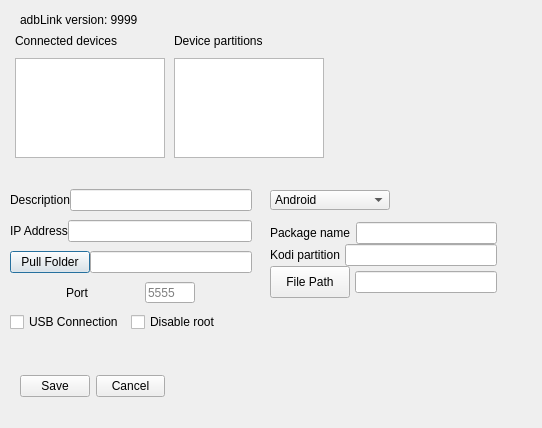
The window that preferencesdialog.ui (Eliminater74/adblink) describes before a commit, drawn with Qt 5.
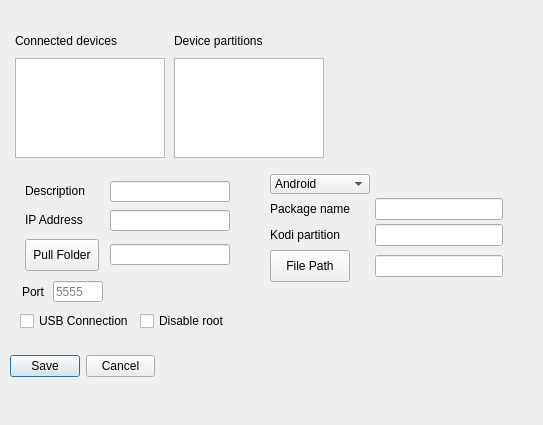
The same window after the commit.

```diff
--- a/preferencesdialog.ui
+++ b/preferencesdialog.ui
@@ -6,8 +6,8 @@
    <rect>
     <x>0</x>
     <y>0</y>
-    <width>542</width>
-    <height>428</height>
+    <width>543</width>
+    <height>425</height>
    </rect>
   </property>
   <property name="windowTitle">
@@ -115,8 +115,8 @@
   <widget class="QLabel" name="versionLabel">
    <property name="geometry">
     <rect>
-     <x>20</x>
-     <y>10</y>
+     <x>180</x>
+     <y>690</y>
      <width>142</width>
      <height>20</height>
     </rect>
@@ -144,161 +144,11 @@
     <string>WSA</string>
    </property>
   </widget>
-  <widget class="QWidget" name="">
+  <widget class="QWidget" name="layoutWidget">
    <property name="geometry">
     <rect>
      <x>10</x>
-     <y>180</y>
-     <width>242</width>
-     <height>164</height>
-    </rect>
-   </property>
-   <layout class="QVBoxLayout" name="androidlayout">
-    <property name="spacing">
-     <number>0</number>
-    </property>
-    <item>
-     <layout class="QHBoxLayout" name="horizontalLayout_3">
-      <item>
-       <widget class="QLabel" name="devlab">
-        <property name="text">
-         <string>Description</string>
-        </property>
-       </widget>
-      </item>
-      <item>
-       <widget class="QLineEdit" name="description">
-        <property name="toolTip">
-         <string>&lt;html&gt;&lt;head/&gt;&lt;body&gt;&lt;p&gt;Enter a general description for your device. &lt;/p&gt;&lt;p&gt;&lt;br/&gt;&lt;/p&gt;&lt;/body&gt;&lt;/html&gt;</string>
-        </property>
-       </widget>
-      </item>
-     </layout>
-    </item>
-    <item>
-     <layout class="QHBoxLayout" name="horizontalLayout_4">
-      <item>
-       <widget class="QLabel" name="label_11">
-        <property name="toolTip">
-         <string>&lt;html&gt;&lt;head/&gt;&lt;body&gt;&lt;p&gt;Enter or Paste IP or USB Address&lt;/p&gt;&lt;/body&gt;&lt;/html&gt;</string>
-        </property>
-        <property name="text">
-         <string>IP Address</string>
-        </property>
-       </widget>
-      </item>
-      <item>
-       <widget class="QLineEdit" name="daddr">
-        <property name="toolTip">
-         <string>&lt;html&gt;&lt;head/&gt;&lt;body&gt;&lt;p&gt;Enter the serial number or IP address for your device. You may also enter a device name if you have one set up with your router.&lt;/p&gt;&lt;/body&gt;&lt;/html&gt;</string>
-        </property>
-       </widget>
-      </item>
-     </layout>
-    </item>
-    <item>
-     <layout class="QHBoxLayout" name="horizontalLayout_5">
-      <item>
-       <widget class="QPushButton" name="pfolderButton">
-        <property name="toolTip">
-         <string>&lt;html&gt;&lt;head/&gt;&lt;body&gt;&lt;p&gt;Override global folder for pulled files&lt;/p&gt;&lt;/body&gt;&lt;/html&gt;</string>
-        </property>
-        <property name="text">
-         <string>Pull Folder</string>
-        </property>
-       </widget>
-      </item>
-      <item>
-       <widget class="QLineEdit" name="pulldir">
-        <property name="toolTip">
-         <string>Pulled files are put in this folder</string>
-        </property>
-       </widget>
-      </item>
-     </layout>
-    </item>
-    <item>
-     <layout class="QHBoxLayout" name="horizontalLayout_2">
-      <item>
-       <widget class="QLabel" name="label_6">
-        <property name="sizePolicy">
-         <sizepolicy hsizetype="Fixed" vsizetype="Preferred">
-          <horstretch>0</horstretch>
-          <verstretch>0</verstretch>
-         </sizepolicy>
-        </property>
-        <property name="text">
-         <string>Port</string>
-        </property>
-       </widget>
-      </item>
-      <item>
-       <widget class="QLineEdit" name="port">
-        <property name="sizePolicy">
-         <sizepolicy hsizetype="Fixed" vsizetype="Fixed">
-          <horstretch>0</horstretch>
-          <verstretch>0</verstretch>
-         </sizepolicy>
-        </property>
-        <property name="minimumSize">
-         <size>
-          <width>50</width>
-          <height>21</height>
-         </size>
-        </property>
-        <property name="maximumSize">
-         <size>
-          <width>50</width>
-          <height>21</height>
-         </size>
-        </property>
-        <property name="toolTip">
-         <string>&lt;html&gt;&lt;head/&gt;&lt;body&gt;&lt;p&gt;Port for IP connections. Defaults to 5555&lt;/p&gt;&lt;/body&gt;&lt;/html&gt;</string>
-        </property>
-        <property name="placeholderText">
-         <string>5555</string>
-        </property>
-       </widget>
-      </item>
-     </layout>
-    </item>
-    <item>
-     <layout class="QHBoxLayout" name="horizontalLayout_6">
-      <item>
-       <widget class="QCheckBox" name="isusb">
-        <property name="enabled">
-         <bool>true</bool>
-        </property>
-        <property name="toolTip">
-         <string>&lt;html&gt;&lt;head/&gt;&lt;body&gt;&lt;p&gt;Check this box for USB connections&lt;/p&gt;&lt;/body&gt;&lt;/html&gt;</string>
-        </property>
-        <property name="text">
-         <string>USB Connection</string>
-        </property>
-       </widget>
-      </item>
-      <item>
-       <widget class="QCheckBox" name="disableroot">
-        <property name="enabled">
-         <bool>true</bool>
-        </property>
-        <property name="toolTip">
-         <string>&lt;html&gt;&lt;head/&gt;&lt;body&gt;&lt;p&gt;Disable root for misbehaving su installations&lt;/p&gt;&lt;/body&gt;&lt;/html&gt;</string>
-        </property>
-        <property name="text">
-         <string>Disable root</string>
-        </property>
-       </widget>
-      </item>
-     </layout>
-    </item>
-   </layout>
-  </widget>
-  <widget class="QWidget" name="">
-   <property name="geometry">
-    <rect>
-     <x>20</x>
-     <y>370</y>
+     <y>350</y>
      <width>145</width>
      <height>32</height>
     </rect>
@@ -326,148 +176,7 @@
     </item>
    </layout>
   </widget>
-  <widget class="QWidget" name="">
-   <property name="geometry">
-    <rect>
-     <x>270</x>
-     <y>180</y>
-     <width>227</width>
-     <height>128</height>
-    </rect>
-   </property>
-   <layout class="QVBoxLayout" name="verticalLayout_4">
-    <property name="spacing">
-     <number>2</number>
-    </property>
-    <item>
-     <widget class="QComboBox" name="ostypeBox">
-      <property name="sizePolicy">
-       <sizepolicy hsizetype="Expanding" vsizetype="Fixed">
-        <horstretch>0</horstretch>
-        <verstretch>0</verstretch>
-       </sizepolicy>
-      </property>
-      <property name="minimumSize">
-       <size>
-        <width>120</width>
-        <height>20</height>
-       </size>
-      </property>
-      <property name="maximumSize">
-       <size>
-        <width>120</width>
-        <height>20</height>
-       </size>
-      </property>
-      <item>
-       <property name="text">
-        <string>Android</string>
-       </property>
-      </item>
-      <item>
-       <property name="text">
-        <string>Windows</string>
-       </property>
-      </item>
-      <item>
-       <property name="text">
-        <string>macOS</string>
-       </property>
-      </item>
-      <item>
-       <property name="text">
-        <string>Linux</string>
-       </property>
-      </item>
-     </widget>
-    </item>
-    <item>
-     <layout class="QVBoxLayout" name="verticalLayout_3">
-      <property name="spacing">
-       <number>0</number>
-      </property>
-      <item>
-       <layout class="QHBoxLayout" name="horizontalLayout_8">
-        <property name="spacing">
-         <number>5</number>
-        </property>
-        <item>
-         <widget class="QLabel" name="kodi2">
-          <property name="text">
-           <string>Package name</string>
-          </property>
-         </widget>
-        </item>
-        <item>
-         <widget class="QLineEdit" name="packagename">
-          <property name="toolTip">
-           <string>&lt;html&gt;&lt;head/&gt;&lt;body&gt;&lt;p&gt;Package name for your Media Center  software&lt;/p&gt;&lt;/body&gt;&lt;/html&gt;</string>
-          </property>
-         </widget>
-        </item>
-       </layout>
-      </item>
-      <item>
-       <layout class="QHBoxLayout" name="horizontalLayout_9">
-        <property name="spacing">
-         <number>5</number>
-        </property>
-        <item>
-         <widget class="QLabel" name="kodi3">
-          <property name="text">
-           <string>Kodi partition</string>
-          </property>
-         </widget>
-        </item>
-        <item>
-         <widget class="QLineEdit" name="data_root"/>
-        </item>
-       </layout>
-      </item>
-      <item>
-       <layout class="QHBoxLayout" name="horizontalLayout_10">
-        <property name="spacing">
-         <number>5</number>
-        </property>
-        <item>
-         <widget class="QPushButton" name="filepathButton">
-          <property name="sizePolicy">
-           <sizepolicy hsizetype="Fixed" vsizetype="Fixed">
-            <horstretch>0</horstretch>
-            <verstretch>0</verstretch>
-           </sizepolicy>
-          </property>
-          <property name="minimumSize">
-           <size>
-            <width>80</width>
-            <height>32</height>
-           </size>
-          </property>
-          <property name="maximumSize">
-           <size>
-            <width>80</width>
-            <height>32</height>
-           </size>
-          </property>
-          <property name="text">
-           <string>File Path</string>
-          </property>
-         </widget>
-        </item>
-        <item>
-         <widget class="QLineEdit" name="filepath">
-          <property name="toolTip">
-           <string>&lt;html&gt;&lt;head/&gt;&lt;body&gt;&lt;p&gt;Enter the file path for your Media Center.  This is combined with Package Name, e.g.  org.xbmc.kodi/files/.kodi&lt;/p&gt;&lt;/body&gt;&lt;/html&gt;</string>
-          </property>
-         </widget>
-        </item>
-       </layout>
-      </item>
-     </layout>
-    </item>
-   </layout>
-  </widget>
-  <widget class="QWidget" name="">
+  <widget class="QWidget" name="layoutWidget">
    <property name="geometry">
     <rect>
      <x>12</x>
@@ -542,6 +251,363 @@
     </item>
    </layout>
   </widget>
+  <widget class="QWidget" name="">
+   <property name="geometry">
+    <rect>
+     <x>20</x>
+     <y>280</y>
+     <width>87</width>
+     <height>23</height>
+    </rect>
+   </property>
+   <layout class="QHBoxLayout" name="horizontalLayout_3">
+    <item>
+     <widget class="QLabel" name="label_6">
+      <property name="sizePolicy">
+       <sizepolicy hsizetype="Fixed" vsizetype="Preferred">
+        <horstretch>0</horstretch>
+        <verstretch>0</verstretch>
+       </sizepolicy>
+      </property>
+      <property name="text">
+       <string>Port</string>
+      </property>
+     </widget>
+    </item>
+    <item>
+     <widget class="QLineEdit" name="port">
+      <property name="sizePolicy">
+       <sizepolicy hsizetype="Fixed" vsizetype="Fixed">
+        <horstretch>0</horstretch>
+        <verstretch>0</verstretch>
+       </sizepolicy>
+      </property>
+      <property name="minimumSize">
+       <size>
+        <width>50</width>
+        <height>21</height>
+       </size>
+      </property>
+      <property name="maximumSize">
+       <size>
+        <width>50</width>
+        <height>21</height>
+       </size>
+      </property>
+      <property name="toolTip">
+       <string>&lt;html&gt;&lt;head/&gt;&lt;body&gt;&lt;p&gt;Port for IP connections. Defaults to 5555&lt;/p&gt;&lt;/body&gt;&lt;/html&gt;</string>
+      </property>
+      <property name="placeholderText">
+       <string>5555</string>
+      </property>
+     </widget>
+    </item>
+   </layout>
+  </widget>
+  <widget class="QWidget" name="">
+   <property name="geometry">
+    <rect>
+     <x>20</x>
+     <y>311</y>
+     <width>221</width>
+     <height>20</height>
+    </rect>
+   </property>
+   <layout class="QHBoxLayout" name="horizontalLayout_2">
+    <item>
+     <widget class="QCheckBox" name="isusb">
+      <property name="enabled">
+       <bool>true</bool>
+      </property>
+      <property name="toolTip">
+       <string>&lt;html&gt;&lt;head/&gt;&lt;body&gt;&lt;p&gt;Check this box for USB connections&lt;/p&gt;&lt;/body&gt;&lt;/html&gt;</string>
+      </property>
+      <property name="text">
+       <string>USB Connection</string>
+      </property>
+     </widget>
+    </item>
+    <item>
+     <widget class="QCheckBox" name="disableroot">
+      <property name="enabled">
+       <bool>true</bool>
+      </property>
+      <property name="toolTip">
+       <string>&lt;html&gt;&lt;head/&gt;&lt;body&gt;&lt;p&gt;Disable root for misbehaving su installations&lt;/p&gt;&lt;/body&gt;&lt;/html&gt;</string>
+      </property>
+      <property name="text">
+       <string>Disable root</string>
+      </property>
+     </widget>
+    </item>
+   </layout>
+  </widget>
+  <widget class="QWidget" name="">
+   <property name="geometry">
+    <rect>
+     <x>20</x>
+     <y>179</y>
+     <width>216</width>
+     <height>96</height>
+    </rect>
+   </property>
+   <layout class="QGridLayout" name="gridLayout_2">
+    <item row="0" column="0">
+     <widget class="QLabel" name="devlab">
+      <property name="sizePolicy">
+       <sizepolicy hsizetype="Fixed" vsizetype="Fixed">
+        <horstretch>0</horstretch>
+        <verstretch>0</verstretch>
+       </sizepolicy>
+      </property>
+      <property name="minimumSize">
+       <size>
+        <width>74</width>
+        <height>12</height>
+       </size>
+      </property>
+      <property name="maximumSize">
+       <size>
+        <width>74</width>
+        <height>16</height>
+       </size>
+      </property>
+      <property name="text">
+       <string>Description</string>
+      </property>
+     </widget>
+    </item>
+    <item row="0" column="1">
+     <widget class="QLineEdit" name="description">
+      <property name="minimumSize">
+       <size>
+        <width>120</width>
+        <height>21</height>
+       </size>
+      </property>
+      <property name="maximumSize">
+       <size>
+        <width>120</width>
+        <height>21</height>
+       </size>
+      </property>
+      <property name="toolTip">
+       <string>&lt;html&gt;&lt;head/&gt;&lt;body&gt;&lt;p&gt;Enter a general description for your device. &lt;/p&gt;&lt;p&gt;&lt;br/&gt;&lt;/p&gt;&lt;/body&gt;&lt;/html&gt;</string>
+      </property>
+     </widget>
+    </item>
+    <item row="1" column="0">
+     <widget class="QLabel" name="label_11">
+      <property name="sizePolicy">
+       <sizepolicy hsizetype="Fixed" vsizetype="Fixed">
+        <horstretch>0</horstretch>
+        <verstretch>0</verstretch>
+       </sizepolicy>
+      </property>
+      <property name="minimumSize">
+       <size>
+        <width>74</width>
+        <height>16</height>
+       </size>
+      </property>
+      <property name="maximumSize">
+       <size>
+        <width>74</width>
+        <height>16</height>
+       </size>
+      </property>
+      <property name="toolTip">
+       <string>&lt;html&gt;&lt;head/&gt;&lt;body&gt;&lt;p&gt;Enter or Paste IP or USB Address&lt;/p&gt;&lt;/body&gt;&lt;/html&gt;</string>
+      </property>
+      <property name="text">
+       <string>IP Address</string>
+      </property>
+     </widget>
+    </item>
+    <item row="1" column="1">
+     <widget class="QLineEdit" name="daddr">
+      <property name="minimumSize">
+       <size>
+        <width>120</width>
+        <height>21</height>
+       </size>
+      </property>
+      <property name="maximumSize">
+       <size>
+        <width>120</width>
+        <height>21</height>
+       </size>
+      </property>
+      <property name="toolTip">
+       <string>&lt;html&gt;&lt;head/&gt;&lt;body&gt;&lt;p&gt;Enter the serial number or IP address for your device. You may also enter a device name if you have one set up with your router.&lt;/p&gt;&lt;/body&gt;&lt;/html&gt;</string>
+      </property>
+     </widget>
+    </item>
+    <item row="2" column="0">
+     <widget class="QPushButton" name="pfolderButton">
+      <property name="sizePolicy">
+       <sizepolicy hsizetype="Minimum" vsizetype="Fixed">
+        <horstretch>0</horstretch>
+        <verstretch>0</verstretch>
+       </sizepolicy>
+      </property>
+      <property name="minimumSize">
+       <size>
+        <width>74</width>
+        <height>32</height>
+       </size>
+      </property>
+      <property name="maximumSize">
+       <size>
+        <width>74</width>
+        <height>32</height>
+       </size>
+      </property>
+      <property name="toolTip">
+       <string>&lt;html&gt;&lt;head/&gt;&lt;body&gt;&lt;p&gt;Override global folder for pulled files&lt;/p&gt;&lt;/body&gt;&lt;/html&gt;</string>
+      </property>
+      <property name="text">
+       <string>Pull Folder</string>
+      </property>
+     </widget>
+    </item>
+    <item row="2" column="1">
+     <widget class="QLineEdit" name="pulldir">
+      <property name="minimumSize">
+       <size>
+        <width>120</width>
+        <height>21</height>
+       </size>
+      </property>
+      <property name="maximumSize">
+       <size>
+        <width>120</width>
+        <height>21</height>
+       </size>
+      </property>
+      <property name="toolTip">
+       <string>Pulled files are put in this folder</string>
+      </property>
+     </widget>
+    </item>
+   </layout>
+  </widget>
+  <widget class="QWidget" name="">
+   <property name="geometry">
+    <rect>
+     <x>270</x>
+     <y>170</y>
+     <width>233</width>
+     <height>117</height>
+    </rect>
+   </property>
+   <layout class="QGridLayout" name="gridLayout">
+    <property name="horizontalSpacing">
+     <number>5</number>
+    </property>
+    <property name="verticalSpacing">
+     <number>0</number>
+    </property>
+    <item row="0" column="0">
+     <widget class="QComboBox" name="ostypeBox">
+      <property name="sizePolicy">
+       <sizepolicy hsizetype="Expanding" vsizetype="Fixed">
+        <horstretch>0</horstretch>
+        <verstretch>0</verstretch>
+       </sizepolicy>
+      </property>
+      <property name="minimumSize">
+       <size>
+        <width>100</width>
+        <height>20</height>
+       </size>
+      </property>
+      <property name="maximumSize">
+       <size>
+        <width>100</width>
+        <height>20</height>
+       </size>
+      </property>
+      <item>
+       <property name="text">
+        <string>Android</string>
+       </property>
+      </item>
+      <item>
+       <property name="text">
+        <string>Windows</string>
+       </property>
+      </item>
+      <item>
+       <property name="text">
+        <string>macOS</string>
+       </property>
+      </item>
+      <item>
+       <property name="text">
+        <string>Linux</string>
+       </property>
+      </item>
+     </widget>
+    </item>
+    <item row="1" column="0">
+     <widget class="QLabel" name="kodi2">
+      <property name="text">
+       <string>Package name</string>
+      </property>
+     </widget>
+    </item>
+    <item row="1" column="1">
+     <widget class="QLineEdit" name="packagename">
+      <property name="toolTip">
+       <string>&lt;html&gt;&lt;head/&gt;&lt;body&gt;&lt;p&gt;Package name for your Media Center  software&lt;/p&gt;&lt;/body&gt;&lt;/html&gt;</string>
+      </property>
+     </widget>
+    </item>
+    <item row="2" column="0">
+     <widget class="QLabel" name="kodi3">
+      <property name="text">
+       <string>Kodi partition</string>
+      </property>
+     </widget>
+    </item>
+    <item row="2" column="1">
+     <widget class="QLineEdit" name="data_root"/>
+    </item>
+    <item row="3" column="0">
+     <widget class="QPushButton" name="filepathButton">
+      <property name="sizePolicy">
+       <sizepolicy hsizetype="Fixed" vsizetype="Fixed">
+        <horstretch>0</horstretch>
+        <verstretch>0</verstretch>
+       </sizepolicy>
+      </property>
+      <property name="minimumSize">
+       <size>
+        <width>80</width>
+        <height>32</height>
+       </size>
+      </property>
+      <property name="maximumSize">
+       <size>
+        <width>80</width>
+        <height>32</height>
+       </size>
+      </property>
+      <property name="text">
+       <string>File Path</string>
+      </property>
+     </widget>
+    </item>
+    <item row="3" column="1">
+     <widget class="QLineEdit" name="filepath">
+      <property name="toolTip">
+       <string>&lt;html&gt;&lt;head/&gt;&lt;body&gt;&lt;p&gt;Enter the file path for your Media Center.  This is combined with Package Name, e.g.  org.xbmc.kodi/files/.kodi&lt;/p&gt;&lt;/body&gt;&lt;/html&gt;</string>
+      </property>
+     </widget>
+    </item>
+   </layout>
+  </widget>
  </widget>
  <tabstops>
   <tabstop>description</tabstop>
```
